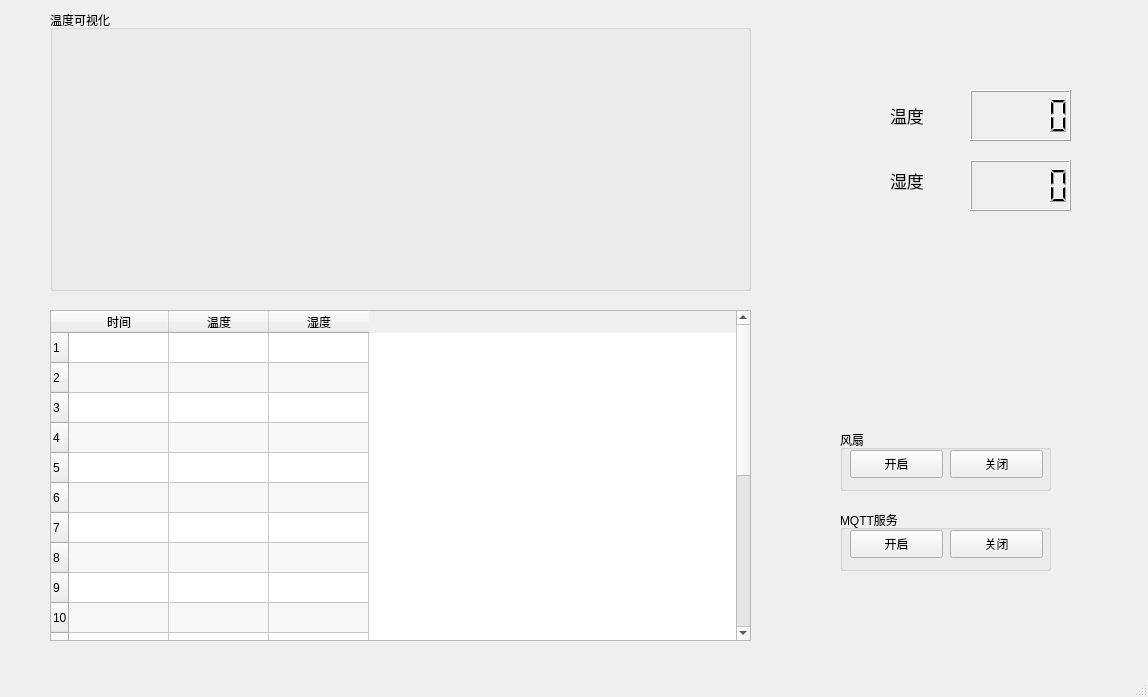
First picture: the form in main_qt.ui, repository heiwa9/Python-keshe, before the edit.
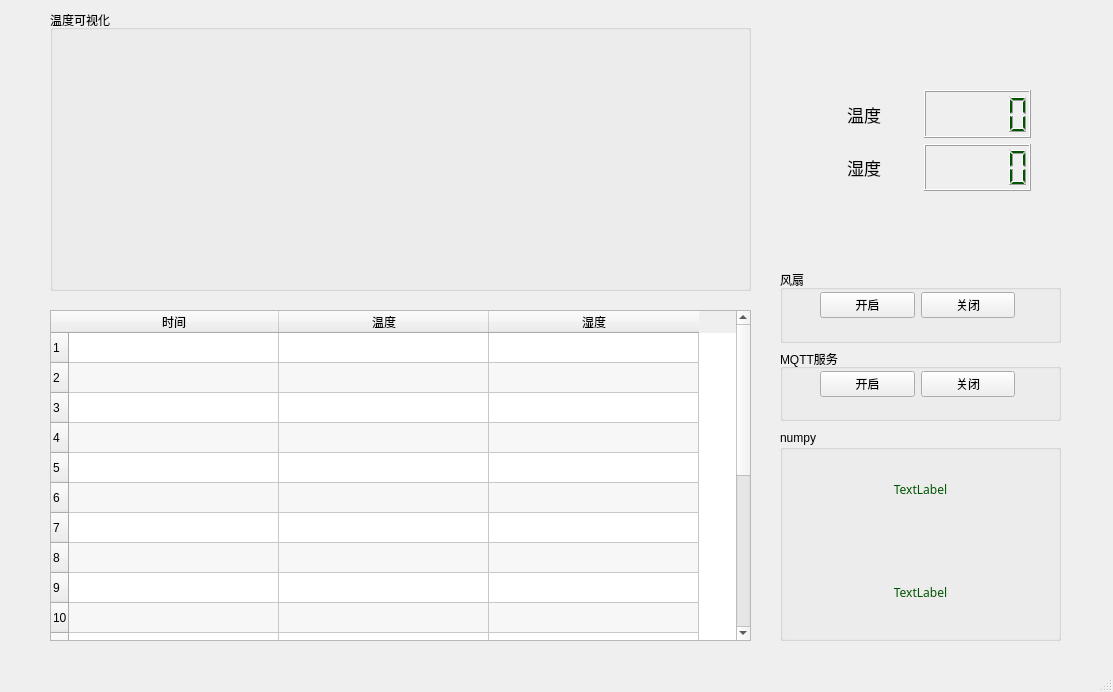
Second picture: the form after the edit.

```diff
--- a/main_qt.ui
+++ b/main_qt.ui
@@ -6,95 +6,14 @@
    <rect>
     <x>0</x>
     <y>0</y>
-    <width>1148</width>
-    <height>697</height>
+    <width>1113</width>
+    <height>692</height>
    </rect>
   </property>
   <property name="windowTitle">
    <string>环境监测</string>
   </property>
   <widget class="QWidget" name="centralwidget">
-   <widget class="QGroupBox" name="groupBox">
-    <property name="geometry">
-     <rect>
-      <x>840</x>
-      <y>430</y>
-      <width>211</width>
-      <height>61</height>
-     </rect>
-    </property>
-    <property name="title">
-     <string>风扇</string>
-    </property>
-    <widget class="QPushButton" name="pushButton_2">
-     <property name="geometry">
-      <rect>
-       <x>110</x>
-       <y>20</y>
-       <width>93</width>
-       <height>28</height>
-      </rect>
-     </property>
-     <property name="text">
-      <string>关闭</string>
-     </property>
-    </widget>
-    <widget class="QPushButton" name="pushButton">
-     <property name="geometry">
-      <rect>
-       <x>10</x>
-       <y>20</y>
-       <width>93</width>
-       <height>28</height>
-      </rect>
-     </property>
-     <property name="mouseTracking">
-      <bool>false</bool>
-     </property>
-     <property name="text">
-      <string>开启</string>
-     </property>
-    </widget>
-   </widget>
-   <widget class="QGroupBox" name="groupBox_2">
-    <property name="geometry">
-     <rect>
-      <x>840</x>
-      <y>510</y>
-      <width>211</width>
-      <height>61</height>
-     </rect>
-    </property>
-    <property name="title">
-     <string>MQTT服务</string>
-    </property>
-    <widget class="QPushButton" name="pushButton_3">
-     <property name="geometry">
-      <rect>
-       <x>10</x>
-       <y>20</y>
-       <width>93</width>
-       <height>28</height>
-      </rect>
-     </property>
-     <property name="text">
-      <string>开启</string>
-     </property>
-    </widget>
-    <widget class="QPushButton" name="pushButton_4">
-     <property name="geometry">
-      <rect>
-       <x>110</x>
-       <y>20</y>
-       <width>93</width>
-       <height>28</height>
-      </rect>
-     </property>
-     <property name="text">
-      <string>关闭</string>
-     </property>
-    </widget>
-   </widget>
    <widget class="QTableWidget" name="tableWidget">
     <property name="geometry">
      <rect>
@@ -104,12 +23,21 @@
       <height>331</height>
      </rect>
     </property>
+    <property name="minimumSize">
+     <size>
+      <width>701</width>
+      <height>0</height>
+     </size>
+    </property>
     <property name="alternatingRowColors">
      <bool>true</bool>
     </property>
     <property name="rowCount">
      <number>20</number>
     </property>
+    <attribute name="horizontalHeaderDefaultSectionSize">
+     <number>210</number>
+    </attribute>
     <row/>
     <row/>
     <row/>
@@ -159,67 +87,345 @@
      <string>温度可视化</string>
     </property>
    </widget>
-   <widget class="QLabel" name="label">
+   <widget class="QWidget" name="layoutWidget">
     <property name="geometry">
      <rect>
-      <x>890</x>
+      <x>810</x>
       <y>90</y>
-      <width>71</width>
-      <height>51</height>
+      <width>221</width>
+      <height>101</height>
      </rect>
     </property>
-    <property name="font">
-     <font>
-      <family>Alibaba PuHuiTi</family>
-      <pointsize>13</pointsize>
-      <weight>50</weight>
-      <bold>false</bold>
-     </font>
-    </property>
-    <property name="text">
-     <string>温度</string>
-    </property>
+    <layout class="QGridLayout" name="gridLayout">
+     <item row="0" column="0">
+      <widget class="QLabel" name="label">
+       <property name="font">
+        <font>
+         <family>Alibaba PuHuiTi 2.0</family>
+         <pointsize>13</pointsize>
+         <weight>50</weight>
+         <bold>false</bold>
+        </font>
+       </property>
+       <property name="text">
+        <string>温度</string>
+       </property>
+       <property name="alignment">
+        <set>Qt::AlignCenter</set>
+       </property>
+      </widget>
+     </item>
+     <item row="0" column="1">
+      <widget class="QLCDNumber" name="lcdNumber">
+       <property name="palette">
+        <palette>
+         <active>
+          <colorrole role="WindowText">
+           <brush brushstyle="SolidPattern">
+            <color alpha="255">
+             <red>0</red>
+             <green>85</green>
+             <blue>0</blue>
+            </color>
+           </brush>
+          </colorrole>
+         </active>
+         <inactive>
+          <colorrole role="WindowText">
+           <brush brushstyle="SolidPattern">
+            <color alpha="255">
+             <red>0</red>
+             <green>85</green>
+             <blue>0</blue>
+            </color>
+           </brush>
+          </colorrole>
+         </inactive>
+         <disabled>
+          <colorrole role="WindowText">
+           <brush brushstyle="SolidPattern">
+            <color alpha="255">
+             <red>120</red>
+             <green>120</green>
+             <blue>120</blue>
+            </color>
+           </brush>
+          </colorrole>
+         </disabled>
+        </palette>
+       </property>
+      </widget>
+     </item>
+     <item row="1" column="0">
+      <widget class="QLabel" name="label_2">
+       <property name="font">
+        <font>
+         <family>Alibaba PuHuiTi 2.0</family>
+         <pointsize>13</pointsize>
+         <weight>50</weight>
+         <bold>false</bold>
+        </font>
+       </property>
+       <property name="text">
+        <string>湿度</string>
+       </property>
+       <property name="alignment">
+        <set>Qt::AlignCenter</set>
+       </property>
+      </widget>
+     </item>
+     <item row="1" column="1">
+      <widget class="QLCDNumber" name="lcdNumber_2">
+       <property name="palette">
+        <palette>
+         <active>
+          <colorrole role="WindowText">
+           <brush brushstyle="SolidPattern">
+            <color alpha="255">
+             <red>0</red>
+             <green>85</green>
+             <blue>0</blue>
+            </color>
+           </brush>
+          </colorrole>
+         </active>
+         <inactive>
+          <colorrole role="WindowText">
+           <brush brushstyle="SolidPattern">
+            <color alpha="255">
+             <red>0</red>
+             <green>85</green>
+             <blue>0</blue>
+            </color>
+           </brush>
+          </colorrole>
+         </inactive>
+         <disabled>
+          <colorrole role="WindowText">
+           <brush brushstyle="SolidPattern">
+            <color alpha="255">
+             <red>120</red>
+             <green>120</green>
+             <blue>120</blue>
+            </color>
+           </brush>
+          </colorrole>
+         </disabled>
+        </palette>
+       </property>
+      </widget>
+     </item>
+    </layout>
    </widget>
-   <widget class="QLabel" name="label_2">
+   <widget class="QWidget" name="layoutWidget">
     <property name="geometry">
      <rect>
-      <x>890</x>
-      <y>160</y>
-      <width>71</width>
-      <height>41</height>
+      <x>780</x>
+      <y>270</y>
+      <width>281</width>
+      <height>151</height>
      </rect>
     </property>
-    <property name="font">
-     <font>
-      <family>Alibaba PuHuiTi</family>
-      <pointsize>13</pointsize>
-      <weight>50</weight>
-      <bold>false</bold>
-     </font>
-    </property>
-    <property name="text">
-     <string>湿度</string>
-    </property>
+    <layout class="QVBoxLayout" name="verticalLayout_2">
+     <item>
+      <widget class="QGroupBox" name="groupBox">
+       <property name="title">
+        <string>风扇</string>
+       </property>
+       <widget class="QWidget" name="layoutWidget">
+        <property name="geometry">
+         <rect>
+          <x>40</x>
+          <y>20</y>
+          <width>195</width>
+          <height>30</height>
+         </rect>
+        </property>
+        <layout class="QHBoxLayout" name="horizontalLayout">
+         <item>
+          <widget class="QPushButton" name="pushButton">
+           <property name="mouseTracking">
+            <bool>false</bool>
+           </property>
+           <property name="text">
+            <string>开启</string>
+           </property>
+          </widget>
+         </item>
+         <item>
+          <widget class="QPushButton" name="pushButton_2">
+           <property name="text">
+            <string>关闭</string>
+           </property>
+          </widget>
+         </item>
+        </layout>
+       </widget>
+      </widget>
+     </item>
+     <item>
+      <widget class="QGroupBox" name="groupBox_2">
+       <property name="title">
+        <string>MQTT服务</string>
+       </property>
+       <widget class="QWidget" name="layoutWidget">
+        <property name="geometry">
+         <rect>
+          <x>40</x>
+          <y>20</y>
+          <width>195</width>
+          <height>30</height>
+         </rect>
+        </property>
+        <layout class="QHBoxLayout" name="horizontalLayout_2">
+         <item>
+          <widget class="QPushButton" name="pushButton_3">
+           <property name="text">
+            <string>开启</string>
+           </property>
+          </widget>
+         </item>
+         <item>
+          <widget class="QPushButton" name="pushButton_4">
+           <property name="text">
+            <string>关闭</string>
+           </property>
+          </widget>
+         </item>
+        </layout>
+       </widget>
+      </widget>
+     </item>
+    </layout>
    </widget>
-   <widget class="QLCDNumber" name="lcdNumber">
+   <widget class="QGroupBox" name="groupBox_4">
     <property name="geometry">
      <rect>
-      <x>970</x>
-      <y>90</y>
-      <width>101</width>
-      <height>51</height>
+      <x>780</x>
+      <y>430</y>
+      <width>281</width>
+      <height>211</height>
      </rect>
     </property>
-   </widget>
-   <widget class="QLCDNumber" name="lcdNumber_2">
-    <property name="geometry">
-     <rect>
-      <x>970</x>
-      <y>160</y>
-      <width>101</width>
-      <height>51</height>
-     </rect>
+    <property name="title">
+     <string>numpy</string>
     </property>
+    <widget class="QWidget" name="layoutWidget">
+     <property name="geometry">
+      <rect>
+       <x>0</x>
+       <y>10</y>
+       <width>281</width>
+       <height>201</height>
+      </rect>
+     </property>
+     <layout class="QVBoxLayout" name="verticalLayout">
+      <item>
+       <widget class="QLabel" name="label_3">
+        <property name="palette">
+         <palette>
+          <active>
+           <colorrole role="WindowText">
+            <brush brushstyle="SolidPattern">
+             <color alpha="255">
+              <red>0</red>
+              <green>85</green>
+              <blue>0</blue>
+             </color>
+            </brush>
+           </colorrole>
+          </active>
+          <inactive>
+           <colorrole role="WindowText">
+            <brush brushstyle="SolidPattern">
+             <color alpha="255">
+              <red>0</red>
+              <green>85</green>
+              <blue>0</blue>
+             </color>
+            </brush>
+           </colorrole>
+          </inactive>
+          <disabled>
+           <colorrole role="WindowText">
+            <brush brushstyle="SolidPattern">
+             <color alpha="255">
+              <red>120</red>
+              <green>120</green>
+              <blue>120</blue>
+             </color>
+            </brush>
+           </colorrole>
+          </disabled>
+         </palette>
+        </property>
+        <property name="font">
+         <font>
+          <family>Alibaba PuHuiTi 2.0</family>
+         </font>
+        </property>
+        <property name="text">
+         <string>TextLabel</string>
+        </property>
+        <property name="alignment">
+         <set>Qt::AlignCenter</set>
+        </property>
+       </widget>
+      </item>
+      <item>
+       <widget class="QLabel" name="label_4">
+        <property name="palette">
+         <palette>
+          <active>
+           <colorrole role="WindowText">
+            <brush brushstyle="SolidPattern">
+             <color alpha="255">
+              <red>0</red>
+              <green>85</green>
+              <blue>0</blue>
+             </color>
+            </brush>
+           </colorrole>
+          </active>
+          <inactive>
+           <colorrole role="WindowText">
+            <brush brushstyle="SolidPattern">
+             <color alpha="255">
+              <red>0</red>
+              <green>85</green>
+              <blue>0</blue>
+             </color>
+            </brush>
+           </colorrole>
+          </inactive>
+          <disabled>
+           <colorrole role="WindowText">
+            <brush brushstyle="SolidPattern">
+             <color alpha="255">
+              <red>120</red>
+              <green>120</green>
+              <blue>120</blue>
+             </color>
+            </brush>
+           </colorrole>
+          </disabled>
+         </palette>
+        </property>
+        <property name="font">
+         <font>
+          <family>Alibaba PuHuiTi 2.0</family>
+         </font>
+        </property>
+        <property name="text">
+         <string>TextLabel</string>
+        </property>
+        <property name="alignment">
+         <set>Qt::AlignCenter</set>
+        </property>
+       </widget>
+      </item>
+     </layout>
+    </widget>
    </widget>
   </widget>
   <widget class="QMenuBar" name="menubar">
```
Left out of the diff: 2 changed lines with no effect on the pictures.
